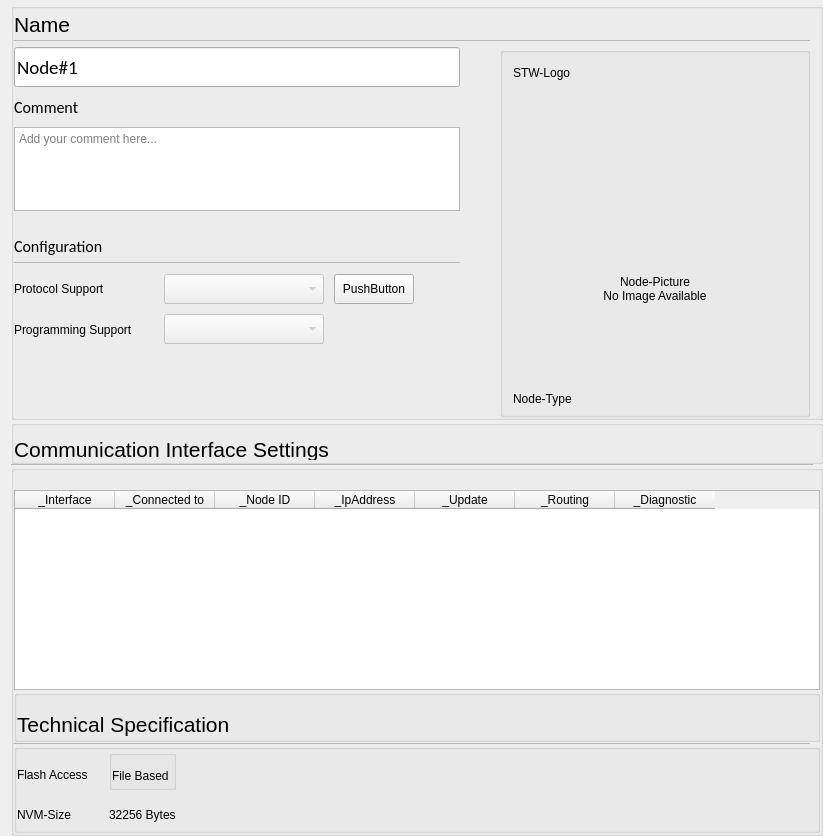
openSYDE/openSYDE, file opensyde_tool/src/system_definition/node_edit/C_SdNdeNodePropertiesWidget.ui: the form before one commit.
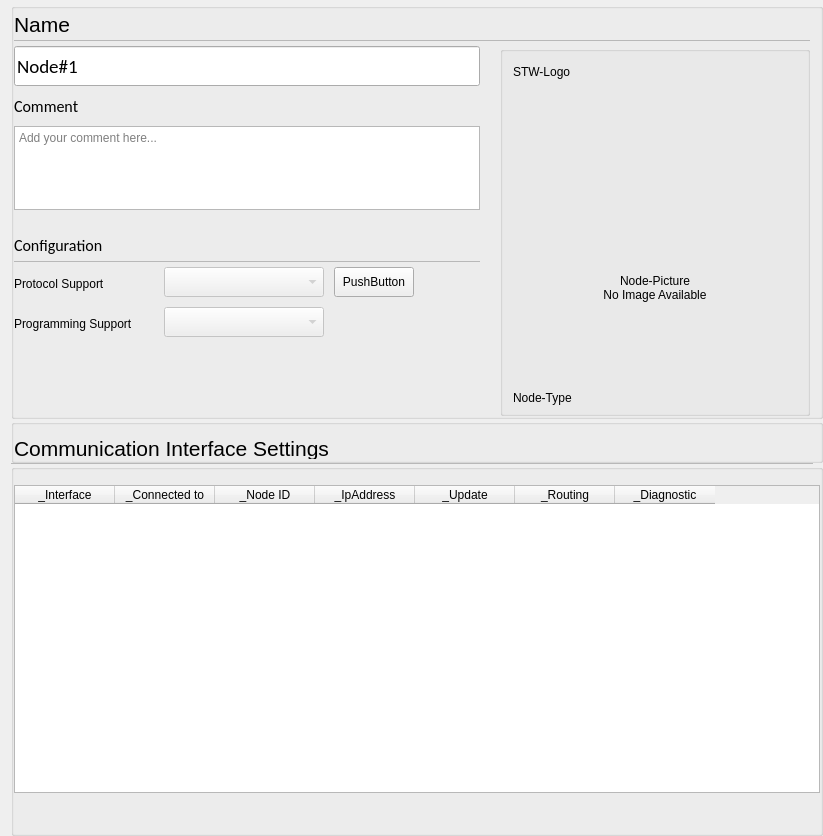
The form after the commit. Custom widgets are drawn as their Qt base class.

The edit to the form file:
```diff
--- a/opensyde_tool/src/system_definition/node_edit/C_SdNdeNodePropertiesWidget.ui
+++ b/opensyde_tool/src/system_definition/node_edit/C_SdNdeNodePropertiesWidget.ui
@@ -148,7 +148,7 @@
          <number>0</number>
         </property>
         <property name="topMargin">
-         <number>6</number>
+         <number>5</number>
         </property>
         <item>
          <layout class="QVBoxLayout" name="verticalLayout" stretch="0,0,0,0,0,0,1">
@@ -366,7 +366,7 @@
                  <number>6</number>
                 </property>
                 <property name="topMargin">
-                 <number>8</number>
+                 <number>5</number>
                 </property>
                 <item>
                  <widget class="stw_opensyde_gui_elements::C_OgeLabGroupItem" name="pc_LabelProtocol">
@@ -454,9 +454,6 @@
               <property name="sizeConstraint">
                <enum>QLayout::SetMinimumSize</enum>
               </property>
-              <property name="topMargin">
-               <number>6</number>
-              </property>
               <item>
                <layout class="QHBoxLayout" name="horizontalLayout_22" stretch="0,0,0,0">
                 <item>
@@ -631,7 +628,7 @@
           </property>
           <property name="sizeHint" stdset="0">
            <size>
-            <width>40</width>
+            <width>20</width>
             <height>20</height>
            </size>
           </property>
@@ -908,7 +905,7 @@
      <property name="title">
       <string/>
      </property>
-     <layout class="QVBoxLayout" name="verticalLayout_3" stretch="0,1,0,0,0,0">
+     <layout class="QVBoxLayout" name="verticalLayout_3" stretch="0,1,0">
       <property name="spacing">
        <number>0</number>
       </property>
@@ -935,7 +932,7 @@
         <property name="sizeHint" stdset="0">
          <size>
           <width>20</width>
-          <height>19</height>
+          <height>15</height>
          </size>
         </property>
        </spacer>
@@ -997,310 +994,15 @@
         </column>
        </widget>
       </item>
-      <item>
-       <widget class="QGroupBox" name="pc_GroupBoxTechnicalSpecHeader">
-        <layout class="QHBoxLayout" name="horizontalLayout_8" stretch="0,1">
-         <property name="spacing">
-          <number>6</number>
-         </property>
-         <property name="leftMargin">
-          <number>0</number>
-         </property>
-         <property name="topMargin">
-          <number>13</number>
-         </property>
-         <property name="rightMargin">
-          <number>0</number>
-         </property>
-         <property name="bottomMargin">
-          <number>0</number>
-         </property>
-         <item>
-          <widget class="stw_opensyde_gui_elements::C_OgeLabHeadingGroupBold" name="pc_LabelTechnicalSpecification">
-           <property name="minimumSize">
-            <size>
-             <width>0</width>
-             <height>30</height>
-            </size>
-           </property>
-           <property name="maximumSize">
-            <size>
-             <width>16777215</width>
-             <height>30</height>
-            </size>
-           </property>
-           <property name="font">
-            <font>
-             <family>Segoe UI</family>
-             <pointsize>16</pointsize>
-            </font>
-           </property>
-           <property name="text">
-            <string>Technical Specification</string>
-           </property>
-          </widget>
-         </item>
-         <item>
-          <spacer name="horizontalSpacer_8">
-           <property name="orientation">
-            <enum>Qt::Horizontal</enum>
-           </property>
-           <property name="sizeHint" stdset="0">
-            <size>
-             <width>40</width>
-             <height>10</height>
-            </size>
-           </property>
-          </spacer>
-         </item>
-        </layout>
-       </widget>
-      </item>
-      <item>
-       <layout class="QHBoxLayout" name="horizontalLayout_36" stretch="1">
-        <property name="spacing">
-         <number>0</number>
-        </property>
-        <property name="leftMargin">
-         <number>0</number>
-        </property>
-        <property name="topMargin">
-         <number>1</number>
-        </property>
-        <property name="rightMargin">
-         <number>10</number>
-        </property>
-        <item>
-         <widget class="stw_opensyde_gui_elements::C_OgeFraSeparator" name="pc_FramSperator1_5">
-          <property name="minimumSize">
-           <size>
-            <width>0</width>
-            <height>1</height>
-           </size>
-          </property>
-          <property name="maximumSize">
-           <size>
-            <width>16777215</width>
-            <height>1</height>
-           </size>
-          </property>
-          <property name="frameShape">
-           <enum>QFrame::StyledPanel</enum>
-          </property>
-          <property name="frameShadow">
-           <enum>QFrame::Raised</enum>
-          </property>
-         </widget>
-        </item>
-       </layout>
-      </item>
-      <item>
-       <widget class="stw_opensyde_gui_elements::C_OgeGbxTransparent" name="pc_GroupTechnicalSpec">
-        <layout class="QHBoxLayout" name="horizontalLayout_10">
-         <property name="spacing">
-          <number>0</number>
-         </property>
-         <property name="leftMargin">
-          <number>0</number>
-         </property>
-         <property name="topMargin">
-          <number>0</number>
-         </property>
-         <property name="rightMargin">
-          <number>0</number>
-         </property>
-         <property name="bottomMargin">
-          <number>0</number>
-         </property>
-         <item>
-          <layout class="QVBoxLayout" name="verticalLayout_6">
-           <item>
-            <layout class="QHBoxLayout" name="horizontalLayout_15" stretch="0,0,1">
-             <property name="spacing">
-              <number>6</number>
-             </property>
-             <item>
-              <layout class="QVBoxLayout" name="verticalLayout_24">
-               <property name="spacing">
-                <number>0</number>
-               </property>
-               <item>
-                <layout class="QHBoxLayout" name="horizontalLayout_20" stretch="0,0">
-                 <property name="spacing">
-                  <number>6</number>
-                 </property>
-                 <property name="topMargin">
-                  <number>9</number>
-                 </property>
-                 <item>
-                  <widget class="stw_opensyde_gui_elements::C_OgeLabGroupItem" name="pc_LabelFlashAccess">
-                   <property name="minimumSize">
-                    <size>
-                     <width>0</width>
-                     <height>31</height>
-                    </size>
-                   </property>
-                   <property name="maximumSize">
-                    <size>
-                     <width>16777215</width>
-                     <height>31</height>
-                    </size>
-                   </property>
-                   <property name="text">
-                    <string>Flash Access</string>
-                   </property>
-                  </widget>
-                 </item>
-                 <item>
-                  <spacer name="horizontalSpacer_25">
-                   <property name="orientation">
-                    <enum>Qt::Horizontal</enum>
-                   </property>
-                   <property name="sizeHint" stdset="0">
-                    <size>
-                     <width>15</width>
-                     <height>1</height>
-                    </size>
-                   </property>
-                  </spacer>
-                 </item>
-                </layout>
-               </item>
-               <item>
-                <layout class="QHBoxLayout" name="horizontalLayout_24" stretch="0,0">
-                 <property name="spacing">
-                  <number>6</number>
-                 </property>
-                 <property name="topMargin">
-                  <number>9</number>
-                 </property>
-                 <item>
-                  <widget class="stw_opensyde_gui_elements::C_OgeLabGroupItem" name="pc_LabelNvmSize">
-                   <property name="minimumSize">
-                    <size>
-                     <width>0</width>
-                     <height>31</height>
-                    </size>
-                   </property>
-                   <property name="maximumSize">
-                    <size>
-                     <width>16777215</width>
-                     <height>31</height>
-                    </size>
-                   </property>
-                   <property name="text">
-                    <string>NVM-Size</string>
-                   </property>
-                  </widget>
-                 </item>
-                 <item>
-                  <spacer name="horizontalSpacer_26">
-                   <property name="orientation">
-                    <enum>Qt::Horizontal</enum>
-                   </property>
-                   <property name="sizeHint" stdset="0">
-                    <size>
-                     <width>15</width>
-                     <height>1</height>
-                    </size>
-                   </property>
-                  </spacer>
-                 </item>
-                </layout>
-               </item>
-              </layout>
-             </item>
-             <item>
-              <layout class="QVBoxLayout" name="verticalLayout_11">
-               <property name="spacing">
-                <number>0</number>
-               </property>
-               <property name="sizeConstraint">
-                <enum>QLayout::SetMinimumSize</enum>
-               </property>
-               <item>
-                <widget class="stw_opensyde_gui_elements::C_OgeGbxTransparent" name="pc_ApplicationGroup_2">
-                 <property name="title">
-                  <string/>
-                 </property>
-                 <layout class="QVBoxLayout" name="verticalLayout_26">
-                  <property name="spacing">
-                   <number>6</number>
-                  </property>
-                  <property name="leftMargin">
-                   <number>0</number>
-                  </property>
-                  <property name="topMargin">
-                   <number>9</number>
-                  </property>
-                  <property name="rightMargin">
-                   <number>0</number>
-                  </property>
-                  <property name="bottomMargin">
-                   <number>0</number>
-                  </property>
-                  <item>
-                   <layout class="QHBoxLayout" name="horizontalLayout_25" stretch="0">
-                    <item>
-                     <widget class="stw_opensyde_gui_elements::C_OgeLabGroupItemValue" name="pc_LabelFlashAccessValue">
-                      <property name="text">
-                       <string>File Based</string>
-                      </property>
-                     </widget>
-                    </item>
-                   </layout>
-                  </item>
-                 </layout>
-                </widget>
-               </item>
-               <item>
-                <layout class="QHBoxLayout" name="horizontalLayout_26" stretch="0">
-                 <property name="topMargin">
-                  <number>9</number>
-                 </property>
-                 <item>
-                  <widget class="stw_opensyde_gui_elements::C_OgeLabGroupItemValue" name="pc_LabelNvmSizeValue">
-                   <property name="text">
-                    <string>32256 Bytes</string>
-                   </property>
-                  </widget>
-                 </item>
-                </layout>
-               </item>
-              </layout>
-             </item>
-             <item>
-              <spacer name="horizontalSpacer_20">
-               <property name="orientation">
-                <enum>Qt::Horizontal</enum>
-               </property>
-               <property name="sizeHint" stdset="0">
-                <size>
-                 <width>40</width>
-                 <height>1</height>
-                </size>
-               </property>
-              </spacer>
-             </item>
-            </layout>
-           </item>
-          </layout>
-         </item>
-        </layout>
-       </widget>
-      </item>
       <item>
        <spacer name="verticalSpacer_2">
         <property name="orientation">
          <enum>Qt::Vertical</enum>
         </property>
-        <property name="sizeType">
-         <enum>QSizePolicy::Expanding</enum>
-        </property>
         <property name="sizeHint" stdset="0">
          <size>
           <width>20</width>
-          <height>0</height>
+          <height>40</height>
          </size>
         </property>
        </spacer>
@@ -1312,10 +1014,9 @@
  </widget>
  <customwidgets>
   <customwidget>
-   <class>stw_opensyde_gui_elements::C_OgeGbxTransparent</class>
-   <extends>QGroupBox</extends>
-   <header>C_OgeGbxTransparent.h</header>
-   <container>1</container>
+   <class>stw_opensyde_gui_elements::C_OgeLabGroupItem</class>
+   <extends>QLabel</extends>
+   <header>C_OgeLabGroupItem.h</header>
   </customwidget>
   <customwidget>
    <class>stw_opensyde_gui_elements::C_OgeFraSeparator</class>
@@ -1324,20 +1025,21 @@
    <container>1</container>
   </customwidget>
   <customwidget>
-   <class>stw_opensyde_gui_elements::C_OgeLabGroupItem</class>
+   <class>stw_opensyde_gui_elements::C_OgeLabHeadingGroupBold</class>
    <extends>QLabel</extends>
-   <header>C_OgeLabGroupItem.h</header>
+   <header>C_OgeLabHeadingGroupBold.h</header>
+  </customwidget>
+  <customwidget>
+   <class>stw_opensyde_gui_elements::C_OgeGbxTransparent</class>
+   <extends>QGroupBox</extends>
+   <header>C_OgeGbxTransparent.h</header>
+   <container>1</container>
   </customwidget>
   <customwidget>
    <class>stw_opensyde_gui_elements::C_OgeCbxText</class>
    <extends>QComboBox</extends>
    <header>C_OgeCbxText.h</header>
   </customwidget>
-  <customwidget>
-   <class>stw_opensyde_gui_elements::C_OgeLabHeadingGroupBold</class>
-   <extends>QLabel</extends>
-   <header>C_OgeLabHeadingGroupBold.h</header>
-  </customwidget>
   <customwidget>
    <class>stw_opensyde_gui_elements::C_OgeGbxGrayed</class>
    <extends>QGroupBox</extends>
@@ -1354,11 +1056,6 @@
    <extends>QLineEdit</extends>
    <header>C_OgeLePropertiesName.h</header>
   </customwidget>
-  <customwidget>
-   <class>stw_opensyde_gui_elements::C_OgeLabGroupItemValue</class>
-   <extends>QLabel</extends>
-   <header>C_OgeLabGroupItemValue.h</header>
-  </customwidget>
   <customwidget>
    <class>stw_opensyde_gui_elements::C_OgeLabNodeType</class>
    <extends>QLabel</extends>
```
